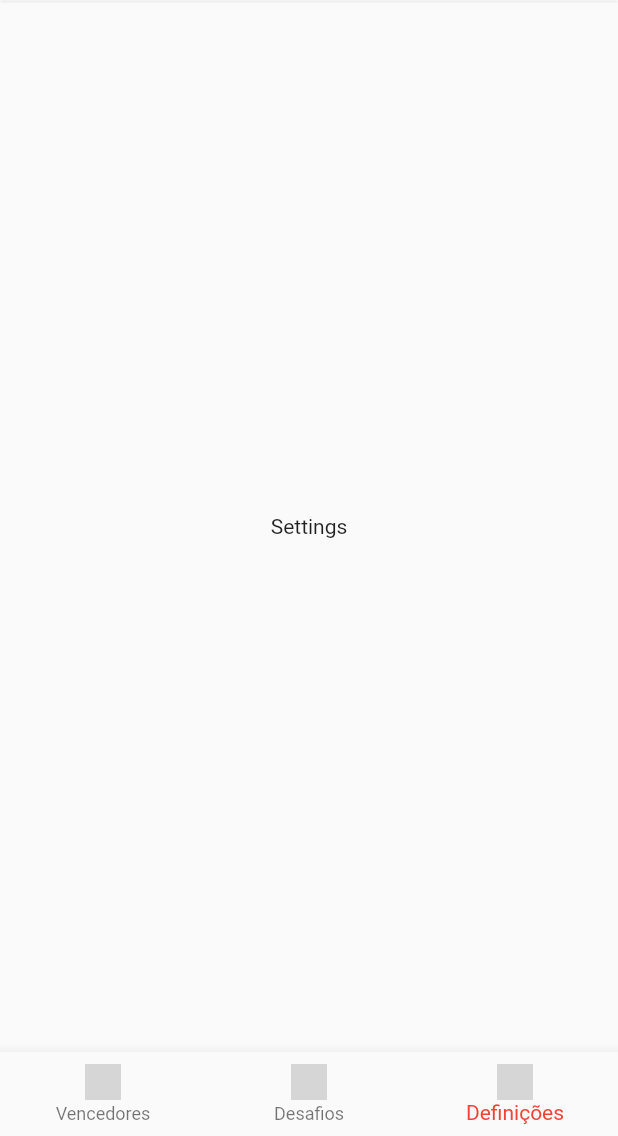
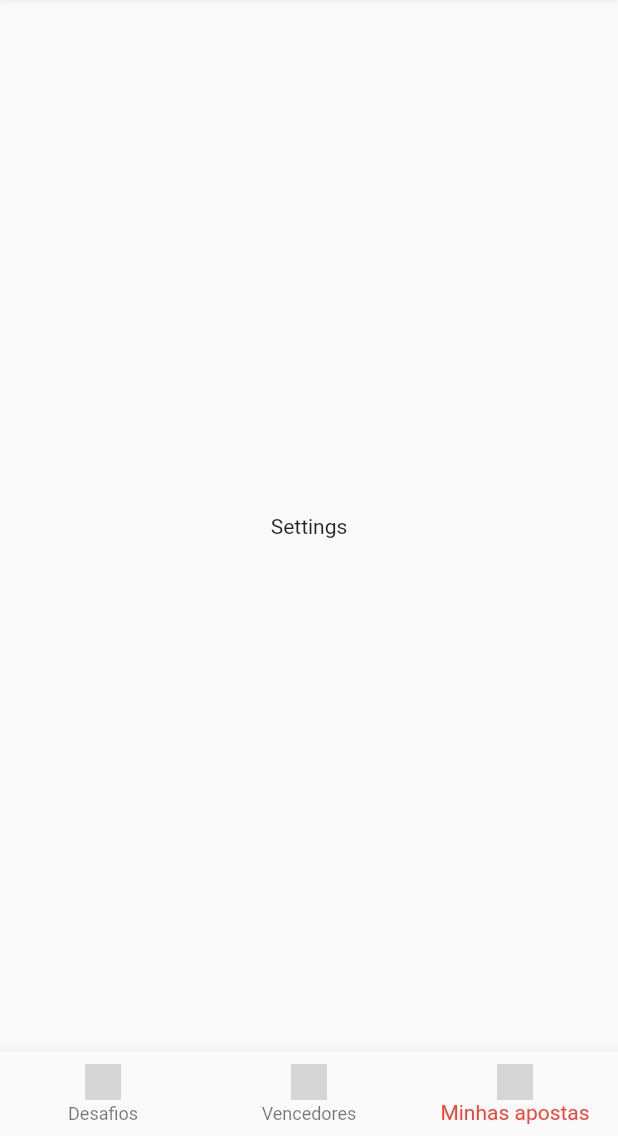
Before and after one commit to pedromassango/zero-football-app, a Flutter app: the HomePage screen opened by its route, item 3 of the bottom bar chosen, on a phone screen of 412 x 824 dp, the part 100-1236 px from its top. Run offline on Flutter 3.47's test engine with Material 2 defaults, Android fonts, the phone set to English and light mode, and no system bars; grey boxes are pictures that could not be loaded.

Commit message:
icons & navigation order updated

```diff
--- a/lib/ui/pages/home_page.dart
+++ b/lib/ui/pages/home_page.dart
@@ -12,10 +12,10 @@ class HomePage extends StatefulWidget {
 class _HomePageState extends State<HomePage> with SingleTickerProviderStateMixin {
 
   TabController _pageController;
-  int _navigationIndex = 1;
+  int _navigationIndex = 0;
 
   List<String> _bottomNavigationItemsTitles = [
-    'Desafios', 'Vencedores', 'Definições',
+    'Desafios', 'Vencedores', 'Minhas apostas',
   ];
 
   @override
@@ -102,12 +102,12 @@ class _HomePageState extends State<HomePage> with SingleTickerProviderStateMixin
         },
         items: [
           BottomNavigationBarItem(
-              icon: _loadIconsFromImage("leaderboard.png"),
-              title: Text(_bottomNavigationItemsTitles.elementAt(1))),
-          BottomNavigationBarItem(
             icon: _loadIconsFromImage('ball.png'),
             title: Text(_bottomNavigationItemsTitles.elementAt(0),),
           ),
+          BottomNavigationBarItem(
+              icon: _loadIconsFromImage("leaderboard.png"),
+              title: Text(_bottomNavigationItemsTitles.elementAt(1))),
           BottomNavigationBarItem(
               icon: _loadIconsFromImage('settings.png'),
               title: Text(_bottomNavigationItemsTitles.elementAt(2))),
```
Also changed, not shown: lib/ui/pages/profile_page.dart (+16 -1 lines), icons/settings.png.
